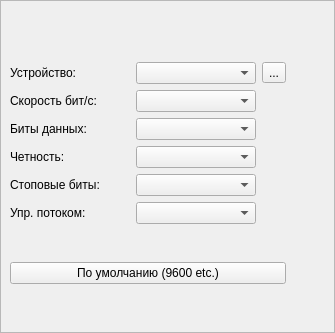
This is Qt/lib2/serial5/serialbox5/src/ui/serialbox5.ui in RinatB2017/mega_GIT as Qt 5 draws it before an edit. The edited form follows.
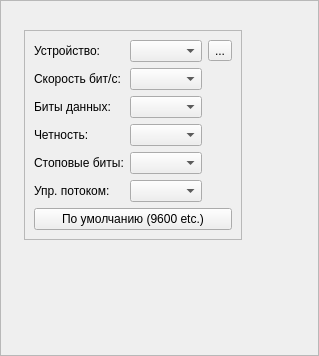
This is the edited form. Icons and pictures are not drawn.

What changed in the file:
```diff
--- a/Qt/lib2/serial5/serialbox5/src/ui/serialbox5.ui
+++ b/Qt/lib2/serial5/serialbox5/src/ui/serialbox5.ui
@@ -6,8 +6,8 @@
    <rect>
     <x>0</x>
     <y>0</y>
-    <width>335</width>
-    <height>333</height>
+    <width>319</width>
+    <height>356</height>
    </rect>
   </property>
   <layout class="QHBoxLayout" name="horizontalLayout">
@@ -50,6 +50,21 @@
         <item>
          <layout class="QVBoxLayout" name="verticalLayout">
           <item>
+           <widget class="QFrame" name="frame_2">
+            <property name="sizePolicy">
+             <sizepolicy hsizetype="Fixed" vsizetype="Fixed">
+              <horstretch>0</horstretch>
+              <verstretch>0</verstretch>
+             </sizepolicy>
+            </property>
+            <property name="frameShape">
+             <enum>QFrame::StyledPanel</enum>
+            </property>
+            <property name="frameShadow">
+             <enum>QFrame::Raised</enum>
+            </property>
+            <layout class="QVBoxLayout" name="verticalLayout_3">
+             <item>
            <layout class="QGridLayout" name="gridLayout">
             <item row="5" column="0">
              <widget class="QLabel" name="label_5">
@@ -128,22 +143,22 @@
            </widget>
           </item>
           <item>
-           <layout class="QVBoxLayout" name="buttons_layout"/>
-          </item>
-          <item>
-           <layout class="QVBoxLayout" name="layout_SEND"/>
-          </item>
-          <item>
-           <layout class="QHBoxLayout" name="layout_status"/>
-          </item>
-          <item>
-           <layout class="QVBoxLayout" name="layout_bottom_LOG"/>
+              <layout class="QGridLayout" name="layout_other"/>
+             </item>
+            </layout>
+           </widget>
           </item>
           <item>
            <spacer name="verticalSpacer">
             <property name="orientation">
              <enum>Qt::Vertical</enum>
             </property>
+            <property name="sizeHint" stdset="0">
+             <size>
+              <width>20</width>
+              <height>40</height>
+             </size>
+            </property>
            </spacer>
           </item>
          </layout>
```
Left out of the diff: 1 changed line with no effect on the pictures. Lines whose indentation alone changed are shown as unchanged.
